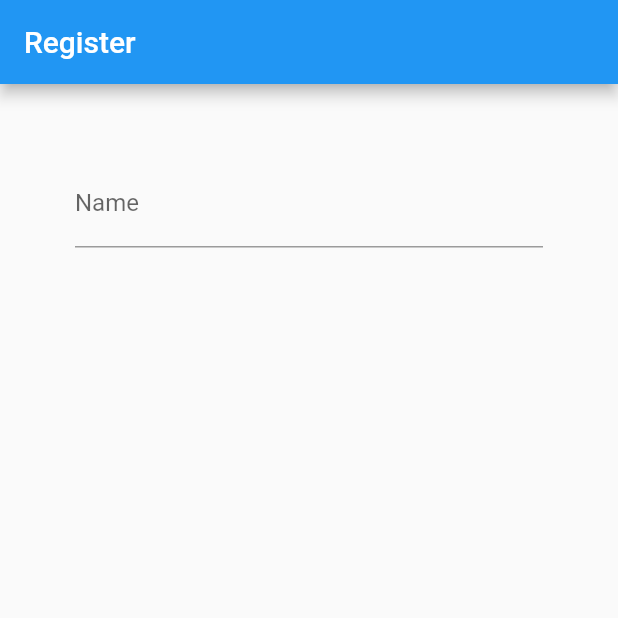
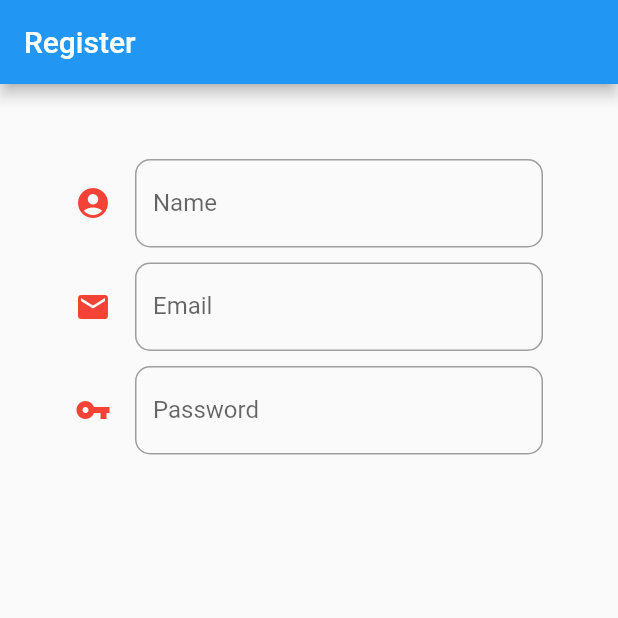
Before and after one commit to nickson01/nick-flutter-firebase, a Flutter app: the screen it shows after launch, on a phone screen of 412 x 824 dp, the top half of it. Run offline on Flutter 3.47's test engine with Material 2 defaults, Android fonts, the phone set to English and light mode, and no system bars.

Commit message:
add layout

```diff
--- a/lib/screens/register.dart
+++ b/lib/screens/register.dart
@@ -6,10 +6,52 @@ class Register extends StatefulWidget {
 }
 
 class _RegisterState extends State<Register> {
+  Widget passwordTextFormField() {
+    return TextFormField(
+      decoration: InputDecoration(
+          labelText: 'Password',
+          hintText: 'Your password',
+          enabledBorder: OutlineInputBorder(
+              borderSide: BorderSide(
+                width: 1.0,
+                color: Colors.grey,
+              ),
+              borderRadius: BorderRadius.circular(10.0)),
+          icon: Icon(
+            Icons.vpn_key,
+            color: Colors.red,
+          )),
+      obscureText: true,
+    );
+  }
+
+  Widget emailTextFormField() {
+    return TextFormField(
+      decoration: InputDecoration(
+          labelText: 'Email',
+          hintText: 'Your@email.com',
+          enabledBorder: OutlineInputBorder(
+              borderSide: BorderSide(width: 1.0, color: Colors.grey),
+              borderRadius: BorderRadius.circular(10.0)),
+          icon: Icon(
+            Icons.email,
+            color: Colors.red,
+          )),
+    );
+  }
+
   Widget nameTextFormField() {
     return TextFormField(
-      decoration:
-          InputDecoration(labelText: 'Name', hintText: 'Type your name'),
+      decoration: InputDecoration(
+          enabledBorder: OutlineInputBorder(
+              borderSide: BorderSide(width: 1.0, color: Colors.grey),
+              borderRadius: BorderRadius.circular(10.0)),
+          labelText: 'Name',
+          hintText: 'Type your name',
+          icon: Icon(
+            Icons.account_circle,
+            color: Colors.red,
+          )),
     );
   }
 
@@ -21,7 +63,22 @@ class _RegisterState extends State<Register> {
       ),
       body: Container(
         margin: EdgeInsets.all(50.0),
-        child: nameTextFormField(),
+        child: Column(
+          children: <Widget>[
+            Container(
+              child: nameTextFormField(),
+              margin: EdgeInsets.only(bottom: 10),
+            ),
+            Container(
+              child: emailTextFormField(),
+              margin: EdgeInsets.only(bottom: 10),
+            ),
+            Container(
+              child: passwordTextFormField(),
+              margin: EdgeInsets.only(bottom: 10),
+            )
+          ],
+        ),
       ),
     );
   }
```
